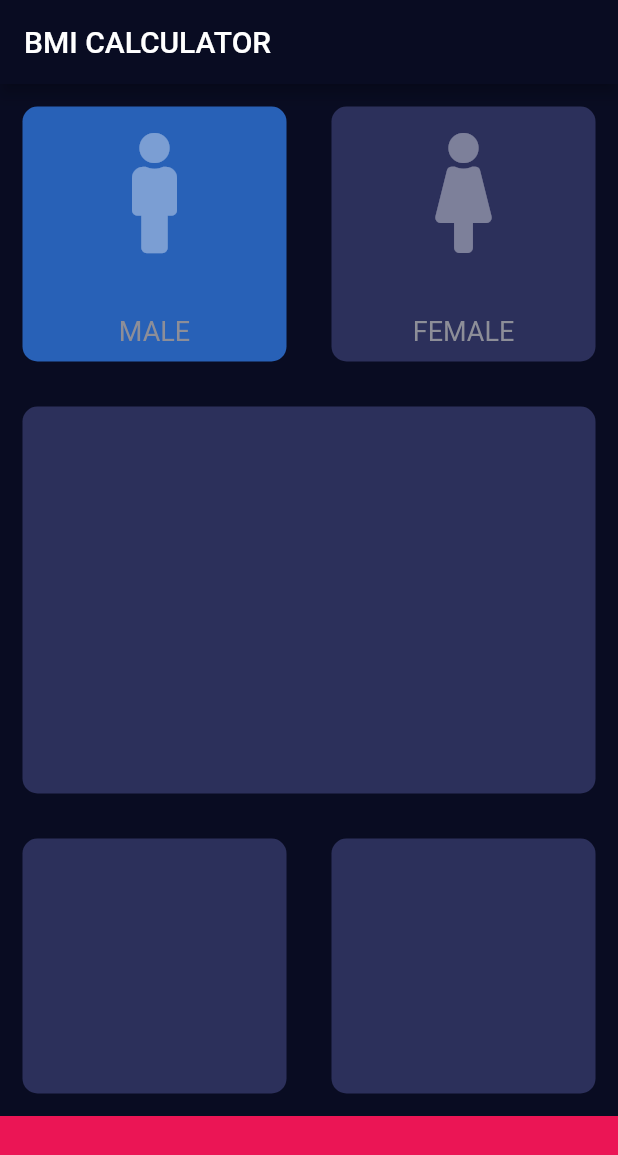
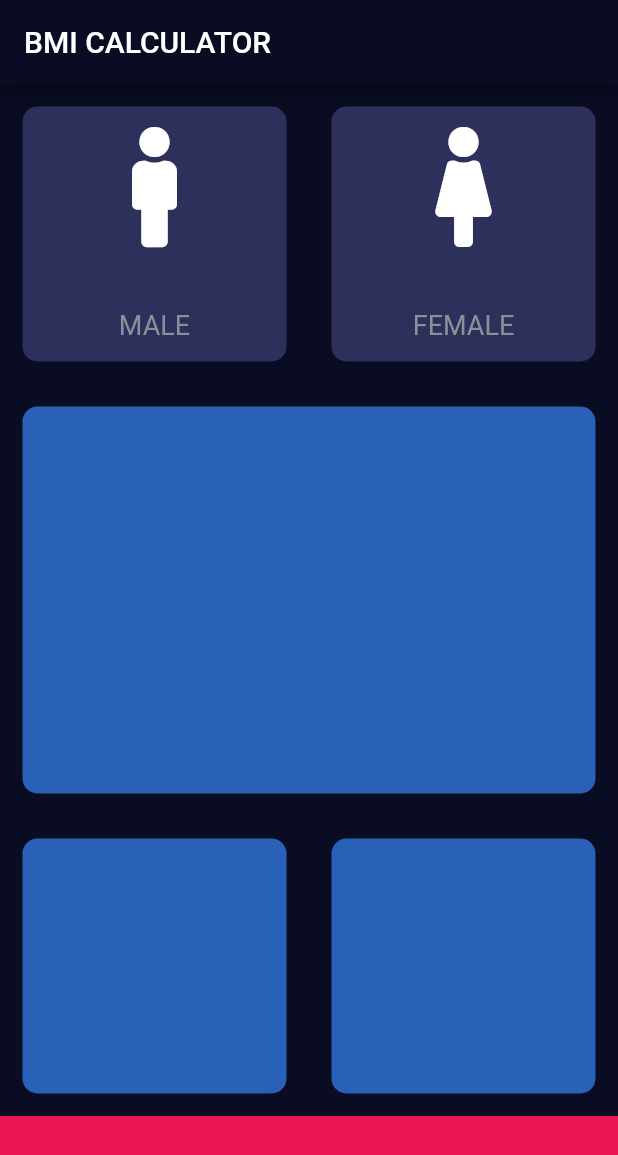
Before and after one commit to mojbrady/flutter-showcase, a Flutter app: the screen it shows after launch, on a phone screen of 412 x 824 dp. Shown: the top 1155 px of the screen. Run offline on Flutter 3.47's test engine with Material 2 defaults, Android fonts, the light colour scheme and no system bars; our stand-ins replace audioplayers, datetime_picker_formfield, font_awesome_flutter, rflutter_alert.

Commit message:
Bmi calc layout + refactor

```diff
--- a/bmi_calculator/lib/card.dart
+++ /dev/null
@@ -1,24 +0,0 @@
-import 'package:flutter/material.dart';
-
-class Cardd extends StatelessWidget {
-  final double height;
-  final Color colour;
-  final Widget child;
-
-  Cardd({this.colour, this.height, this.child});
-
-  @override
-  Widget build(BuildContext context) {
-    return Expanded(
-      child: Container(
-        height: height,
-        margin: EdgeInsets.all(15),
-        decoration: BoxDecoration(
-          borderRadius: BorderRadius.circular(10),
-          color: colour,
-        ),
-        child: child,
-      ),
-    );
-  }
-}
--- /dev/null
+++ b/bmi_calculator/lib/cardd.dart
@@ -0,0 +1,28 @@
+import 'package:flutter/material.dart';
+
+class Cardd extends StatelessWidget {
+  final double height;
+  final Color colour;
+  final Widget child;
+  final Function onClick;
+
+  Cardd({this.colour, this.height, this.child, this.onClick});
+
+  @override
+  Widget build(BuildContext context) {
+    return Expanded(
+      child: GestureDetector(
+        onTap: onClick,
+        child: Container(
+          height: height,
+          margin: EdgeInsets.all(15),
+          decoration: BoxDecoration(
+            borderRadius: BorderRadius.circular(10),
+            color: colour,
+          ),
+          child: child,
+        ),
+      ),
+    );
+  }
+}
--- /dev/null
+++ b/bmi_calculator/lib/constants.dart
@@ -0,0 +1,10 @@
+import 'package:flutter/material.dart';
+
+const Color kBackgroundColour = Color(0xFF090C22);
+const Color kAccentColor = Color(0xFFEB1555);
+const Color kInactiveCardColour = Color(0xFF2c305b);
+const Color kActiveCardColour = Color(0xFF2861b7);
+const kLabelTextStyle = TextStyle(
+  fontSize: 18,
+  color: Color(0xFF8D8E98),
+);
--- a/bmi_calculator/lib/input_page.dart
+++ b/bmi_calculator/lib/input_page.dart
@@ -1,9 +1,14 @@
-import 'package:bmicalculator/labeled_icon_button.dart';
-import 'package:bmicalculator/themes.dart';
+import 'package:bmicalculator/labeled_icon.dart';
+import 'package:bmicalculator/constants.dart';
 import 'package:flutter/cupertino.dart';
 import 'package:flutter/material.dart';
 import 'package:font_awesome_flutter/font_awesome_flutter.dart';
-import 'package:bmicalculator/card.dart';
+import 'package:bmicalculator/cardd.dart';
+
+enum Gender {
+  MALE,
+  FEMALE,
+}
 
 class InputPage extends StatefulWidget {
   @override
@@ -11,6 +16,14 @@ class InputPage extends StatefulWidget {
 }
 
 class _InputPageState extends State<InputPage> {
+  Gender selectedGender;
+
+  void updateCardColours(Gender gender) {
+    setState(() {
+      this.selectedGender = gender;
+    });
+  }
+
   @override
   Widget build(BuildContext context) {
     return Scaffold(
@@ -22,17 +35,23 @@ class _InputPageState extends State<InputPage> {
           Row(
             children: <Widget>[
               Cardd(
-                colour: cardColourActive,
+                onClick: () => updateCardColours(Gender.MALE),
+                colour: (selectedGender == Gender.MALE)
+                    ? kActiveCardColour
+                    : kInactiveCardColour,
                 height: 170,
-                child: LabeledIconButton(
+                child: LabeledIcon(
                   icon: FontAwesomeIcons.male,
                   label: 'MALE',
                 ),
               ),
               Cardd(
-                colour: cardColour,
+                onClick: () => updateCardColours(Gender.FEMALE),
+                colour: (selectedGender == Gender.FEMALE)
+                    ? kActiveCardColour
+                    : kInactiveCardColour,
                 height: 170,
-                child: LabeledIconButton(
+                child: LabeledIcon(
                   icon: FontAwesomeIcons.female,
                   label: 'FEMALE',
                 ),
@@ -42,25 +61,26 @@ class _InputPageState extends State<InputPage> {
 //          Row(
 //            children: <Widget>[
           Cardd(
-            colour: cardColour,
+            colour: kActiveCardColour,
             height: 170,
           ),
+
 //            ],
 //          ),
           Row(
             children: <Widget>[
               Cardd(
-                colour: cardColour,
+                colour: kActiveCardColour,
                 height: 170,
               ),
               Cardd(
-                colour: cardColour,
+                colour: kActiveCardColour,
                 height: 170,
               ),
             ],
           ),
           Container(
-            color: highlightColour,
+            color: kAccentColor,
             width: double.infinity,
             height: 80,
           ),
--- a/bmi_calculator/lib/labeled_icon_button.dart
+++ b/bmi_calculator/lib/labeled_icon.dart
@@ -1,28 +1,28 @@
-import 'package:bmicalculator/themes.dart';
+import 'package:bmicalculator/constants.dart';
 import 'package:flutter/material.dart';
 import 'package:font_awesome_flutter/font_awesome_flutter.dart';
 
-class LabeledIconButton extends StatelessWidget {
+class LabeledIcon extends StatelessWidget {
   final IconData icon;
   final String label;
 
-  LabeledIconButton({@required this.icon, @required this.label});
+  LabeledIcon({@required this.icon, @required this.label});
 
   @override
   Widget build(BuildContext context) {
     return Column(
       mainAxisAlignment: MainAxisAlignment.spaceEvenly,
       children: <Widget>[
-        IconButton(
-          icon: FaIcon(icon),
-          iconSize: 80,
+        Icon(
+          icon,
+          size: 80,
         ),
         SizedBox(
           height: 15,
         ),
         Text(
           label,
-          style: labelTextStyle,
+          style: kLabelTextStyle,
         )
       ],
     );
--- a/bmi_calculator/lib/main.dart
+++ b/bmi_calculator/lib/main.dart
@@ -1,5 +1,5 @@
 import 'package:bmicalculator/input_page.dart';
-import 'package:bmicalculator/themes.dart';
+import 'package:bmicalculator/constants.dart';
 import 'package:flutter/material.dart';
 
 void main() => runApp(BMICalculator());
@@ -15,7 +15,11 @@ class BMICalculator extends StatelessWidget {
     return MaterialApp(
       debugShowCheckedModeBanner: false,
       title: 'BMI Calculator',
-      theme: themes,
+      theme: ThemeData.dark().copyWith(
+        primaryColor: kBackgroundColour,
+        scaffoldBackgroundColor: kBackgroundColour,
+        accentColor: kAccentColor,
+      ),
       routes: routes,
     );
   }
--- a/bmi_calculator/lib/themes.dart
+++ /dev/null
@@ -1,27 +0,0 @@
-import 'package:flutter/material.dart';
-
-//final ThemeData themes = ThemeData(
-//  primaryColor: Color(0xFF262634),
-//  scaffoldBackgroundColor: Color(0xFF090C22),
-//  accentColor: Color(0xFFEA1556),
-//  textTheme: TextTheme(
-//    bodyText1: TextStyle(color: Colors.white),
-//    bodyText2: TextStyle(color: Colors.white),
-//  ),
-//);
-
-const Color backgroundColour = Color(0xFF090C22);
-const Color highlightColour = Color(0xFFEB1555);
-const Color cardColour = Color(0xFF2c305b);
-const Color cardColourActive = Color(0xFF2861b7);
-
-final ThemeData themes = ThemeData.dark().copyWith(
-  primaryColor: backgroundColour,
-  scaffoldBackgroundColor: backgroundColour,
-  accentColor: highlightColour,
-);
-
-const labelTextStyle = TextStyle(
-  fontSize: 18,
-  color: Color(0xFF8D8E98),
-);
```
